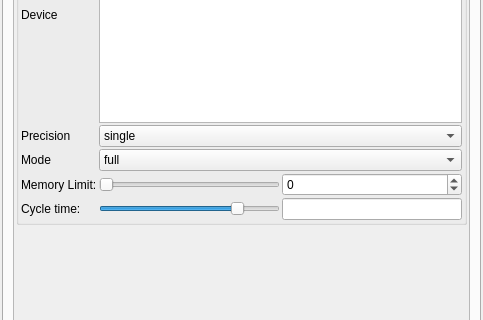
First picture: the form in mandelbulber2/qt/preferences_dialog.ui, repository buddhi1980/mandelbulber2, before the edit; both pictures show x 0 to 483 and y 171 to 491 of the 483 by 584 pixel window.
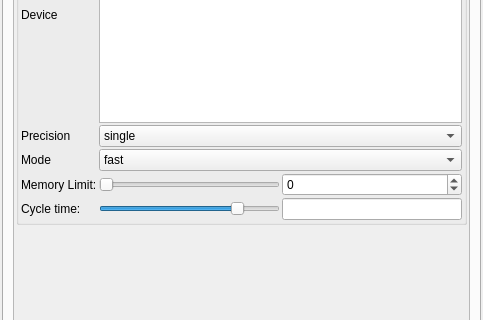
Second picture: the form after the edit. The open tabs and pages were chosen to show the change. Icons and pictures are not drawn. Custom widgets are drawn as their Qt base class.

Diff of the .ui file:
```diff
--- a/mandelbulber2/qt/preferences_dialog.ui
+++ b/mandelbulber2/qt/preferences_dialog.ui
@@ -896,8 +896,8 @@
            <rect>
             <x>0</x>
             <y>0</y>
-            <width>242</width>
-            <height>265</height>
+            <width>459</width>
+            <height>508</height>
            </rect>
           </property>
           <layout class="QVBoxLayout" name="verticalLayout_GPU">
@@ -985,11 +985,6 @@
                 </item>
                 <item row="2" column="1" colspan="2">
                  <widget class="QComboBox" name="comboBox_gpu_mode">
-                  <item>
-                   <property name="text">
-                    <string>full</string>
-                   </property>
-                  </item>
                   <item>
                    <property name="text">
                     <string>fast</string>
```
Left out of the diff: 16 changed lines with no effect on the pictures.
